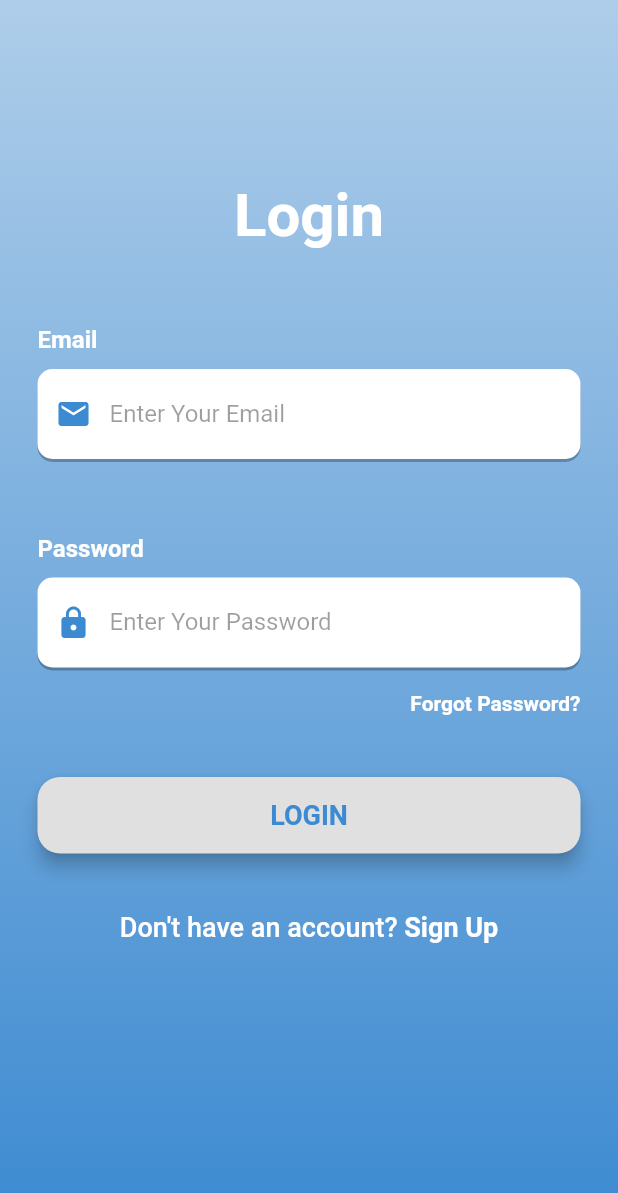
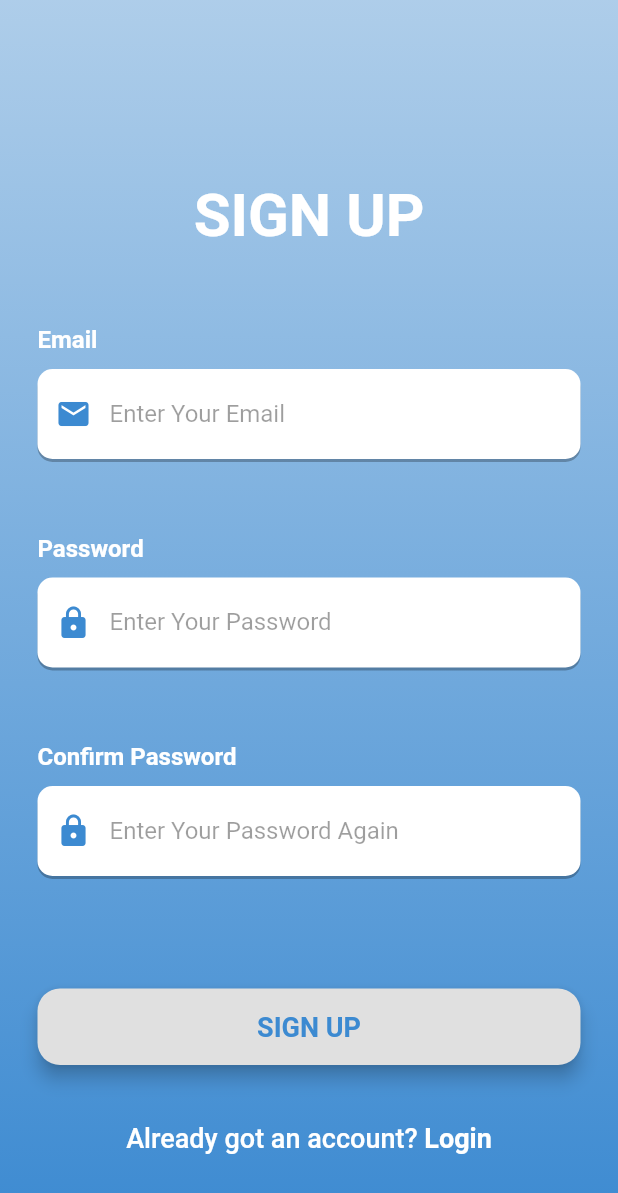
Before and after one commit to Hassangrey/CarWash, a Flutter app: the screen it shows after launch, on a phone screen of 412 x 824 dp. Shown: the top 1193 px of the screen. Run offline on Flutter 3.47's test engine with Material 2 defaults, Android fonts, the phone set to English and light mode, and no system bars; missing offline and left inert: flutter_session.

Commit message:
login sign up pages done

```diff
--- a/safacw/lib/Welcome Page/SignUpPage.dart
+++ /dev/null
@@ -1,102 +0,0 @@
-import 'package:flutter/material.dart';
-import 'package:safacw/Constants/appBarCustomized.dart';
-import 'package:safacw/Welcome%20Page/login_page.dart';
-import 'package:safacw/Welcome%20Page/login_screen.dart';
-
-import '../Details Page/DetailPageBar.dart';
-
-class SignUpPage extends StatefulWidget {
-  const SignUpPage({Key? key}) : super(key: key);
-  static const String id = '/SignUpPage';
-
-
-  @override
-  _SignUpPageState createState() => _SignUpPageState();
-}
-
-class _SignUpPageState extends State<SignUpPage> {
-  final _formKey = GlobalKey<FormState>();
-  TextEditingController _userTEC = TextEditingController();
-  TextEditingController _emailTEC = TextEditingController();
-  TextEditingController _passTEC = TextEditingController();
-
-
-
-
-  @override
-  Widget build(BuildContext context) {
-    return Scaffold(
-        body: Center(
-          child: Form(
-            key: _formKey,
-            child: SafeArea(
-              child: Column(
-                children: [
-                  DetailPageBar(tital: 'SIGN UP', onPress: () {}
-                  ),
-                  Text("Username"),
-                  TextFormField(
-                    controller: _userTEC,
-                    validator: (value) {
-                      if (value == null || value.isEmpty) {
-                        return 'Please enter some text';
-                      }
-                      return null;
-                    },
-                  ),
-                  SizedBox(
-                    height: 20,
-                  ),
-                  Text("Email"),
-                  TextFormField(
-                    controller: _emailTEC,
-                    validator: (value) {
-                      if (value == null || value.isEmpty) {
-                        return 'Please enter some text';
-                      }
-                      return null;
-                    },
-                  ),
-                  SizedBox(
-                    height: 20,
-                  ),
-                  Text("Password"),
-                  TextFormField(
-                    controller: _passTEC,
-                    validator: (value) {
-                      if (value == null || value.isEmpty) {
-                        return 'Please enter some text';
-                      }
-                      return null;
-                    },
-                  ),
-                  ElevatedButton(
-                    onPressed: () {
-                      var _userName = _userTEC.text;
-                      var _email = _emailTEC.text;
-                      var _pass = _passTEC.text;
-                      print("USER: $_userName  ||  EMAIL: $_email  || PASS: $_pass ");
-                      // Validate returns true if the form is valid, or false otherwise.
-                      if (_formKey.currentState!.validate()) {
-                        // If the form is valid, display a snackbar. In the real world,
-                        // you'd often call a server or save the information in a database.
-                        ScaffoldMessenger.of(context).showSnackBar(
-                          const SnackBar(content: Text('Processing Data')),
-                        );
-                      }
-                    },
-                    child: const Text('Submit'),
-                  ),
-                  ElevatedButton(
-                    child: Text('already have an account?'),
-                    onPressed: () {
-                      Navigator.popAndPushNamed(context, LoginScreen.id);
-                    },)
-                ],
-              ),
-            ),
-          ),
-        ));
-    ;
-  }
-}
--- a/safacw/lib/Welcome Page/WelcomePage.dart
+++ b/safacw/lib/Welcome Page/WelcomePage.dart
@@ -9,7 +9,7 @@ import '../serviceCard.dart';
 import 'LoginButton.dart';
 import 'SelectServiceText.dart';
 import 'ServicesCard.dart';
-import 'SignUpPage.dart';
+import 'signup_page.dart';
 import 'login_page.dart';
 
 class WelcomePage extends StatelessWidget {
--- a/safacw/lib/Welcome Page/login_screen.dart
+++ b/safacw/lib/Welcome Page/login_screen.dart
@@ -4,7 +4,7 @@ import 'dart:convert';
 
 
 import '../services/auth_service.dart';
-import 'SignUpPage.dart';
+import 'signup_page.dart';
 
 class LoginScreen extends StatefulWidget {
   const LoginScreen({Key? key}) : super(key: key);
--- /dev/null
+++ b/safacw/lib/Welcome Page/signup_page.dart
@@ -0,0 +1,354 @@
+import 'package:flutter/material.dart';
+import 'package:flutter/services.dart';
+import 'package:safacw/Welcome%20Page/login_screen.dart';
+import 'dart:convert';
+
+
+import '../services/auth_service.dart';
+import 'signup_page.dart';
+
+class SignUpPage extends StatefulWidget {
+  const SignUpPage({Key? key}) : super(key: key);
+  static const String id = '/SignUpPage';
+
+  @override
+  State<SignUpPage> createState() => _SignUpPageState();
+}
+
+class _SignUpPageState extends State<SignUpPage> {
+  final _formKey = GlobalKey<FormState>();
+
+  //WIDGETS
+  TextEditingController _emailTEC = TextEditingController();
+  TextEditingController _passTEC = TextEditingController();
+  TextEditingController _confirmPassTEC = TextEditingController();
+
+
+  Future<dynamic> getData(username, password) async {
+    var response = await AuthService.login(username, password);
+
+    if (response.statusCode == 200) {
+      final Map<String, dynamic> data = json.decode(response.body);
+      AuthService.setToken(data['access'], data['refresh']);
+      return "true";
+    } else {
+      final Map<String, dynamic> data = json.decode(response.body);
+
+      return data;
+    }
+  }
+
+  Widget buildEmail() {
+    return Column(
+      crossAxisAlignment: CrossAxisAlignment.start,
+      children: [
+        Text(
+          'Email',
+          style: TextStyle(
+            color: Colors.white,
+            fontSize: 16,
+            fontWeight: FontWeight.bold,
+          ),
+        ),
+        SizedBox(height: 10,),
+        Container(
+          alignment: Alignment.centerLeft,
+          decoration: BoxDecoration(
+              color: Colors.white,
+              borderRadius: BorderRadius.circular(10),
+              boxShadow: [
+                BoxShadow(
+                  color: Colors.black26,
+                  offset: Offset(0,2),
+                )
+              ]
+          ),
+          height: 60,
+          child: TextFormField(
+            controller: _emailTEC,
+            validator: (value) {
+              if (value == null || value.isEmpty) {
+                return 'Please enter your email';
+              }
+              return null;
+            },
+
+            style: TextStyle(
+              color: Colors.black87,
+            ),
+            decoration: InputDecoration(
+                border: InputBorder.none,
+                contentPadding: EdgeInsets.only(top: 14),
+                prefixIcon: Icon(
+                  Icons.email,
+                  color: Color(0xFF3c8ad1),
+                ),
+                hintText: 'Enter Your Email',
+                hintStyle: TextStyle(
+                  color: Colors.black38,
+                )
+            ),
+
+          ),
+        )
+      ],
+    );
+
+  }
+
+  Widget buildPassword() {
+    return Column(
+      crossAxisAlignment: CrossAxisAlignment.start,
+      children: [
+        Text(
+          'Password',
+          style: TextStyle(
+            color: Colors.white,
+            fontSize: 16,
+            fontWeight: FontWeight.bold,
+          ),
+        ),
+        SizedBox(height: 10,),
+        Container(
+          alignment: Alignment.centerLeft,
+          decoration: BoxDecoration(
+              color: Colors.white,
+              borderRadius: BorderRadius.circular(10),
+              boxShadow: [
+                BoxShadow(
+                  color: Colors.black26,
+                  offset: Offset(0,2),
+                )
+              ]
+          ),
+          height: 60,
+          child: TextFormField(
+            controller: _passTEC,
+            validator: (value) {
+              if (value == null || value.isEmpty) {
+                return 'Please enter your password';
+              }
+              return null;
+            },
+            obscureText: true,
+            style: TextStyle(
+              color: Colors.black87,
+            ),
+            decoration: InputDecoration(
+                border: InputBorder.none,
+                contentPadding: EdgeInsets.only(top: 14),
+                prefixIcon: Icon(
+                  Icons.lock,
+                  color: Color(0xFF3c8ad1),
+                ),
+                hintText: 'Enter Your Password',
+                hintStyle: TextStyle(
+                  color: Colors.black38,
+                )
+            ),
+
+          ),
+        )
+      ],
+    );
+
+  }
+
+  Widget buildConfirmPassword() {
+    return Column(
+      crossAxisAlignment: CrossAxisAlignment.start,
+      children: [
+        Text(
+          'Confirm Password',
+          style: TextStyle(
+            color: Colors.white,
+            fontSize: 16,
+            fontWeight: FontWeight.bold,
+          ),
+        ),
+        SizedBox(height: 10,),
+        Container(
+          alignment: Alignment.centerLeft,
+          decoration: BoxDecoration(
+              color: Colors.white,
+              borderRadius: BorderRadius.circular(10),
+              boxShadow: [
+                BoxShadow(
+                  color: Colors.black26,
+                  offset: Offset(0,2),
+                )
+              ]
+          ),
+          height: 60,
+          child: TextFormField(
+            controller: _confirmPassTEC,
+            validator: (value) {
+              if (value == null || value.isEmpty) {
+                return 'Please enter your password';
+              }
+              if (_passTEC.text != _confirmPassTEC.text) {
+                return 'The passwords do not match !';
+              }
+              return null;
+            },
+            obscureText: true,
+            style: TextStyle(
+              color: Colors.black87,
+            ),
+            decoration: InputDecoration(
+                border: InputBorder.none,
+                contentPadding: EdgeInsets.only(top: 14),
+                prefixIcon: Icon(
+                  Icons.lock,
+                  color: Color(0xFF3c8ad1),
+                ),
+                hintText: 'Enter Your Password Again',
+                hintStyle: TextStyle(
+                  color: Colors.black38,
+                )
+            ),
+
+          ),
+        )
+      ],
+    );
+
+  }
+
+
+  Widget buildSignUpBtn(){
+    return Container(
+      padding: EdgeInsets.symmetric(vertical: 25),
+      width: double.infinity,
+      child: RaisedButton(
+        elevation: 5,
+        onPressed: () {
+          var _email = _emailTEC.text;
+          var _pass = _passTEC.text;
+          if (_formKey.currentState!.validate()) {
+            // If the form is valid, display a snackbar. In the real world,
+            // you'd often call a server or save the information in a database.
+            var result = getData(_email, _pass).then((value) {
+              if (value == "true") {
+              } else {
+
+                // show error message from value variable
+              }
+            });
+          }
+
+        },
+        padding: EdgeInsets.all(15),
+        shape: RoundedRectangleBorder(
+          borderRadius: BorderRadius.circular(15),
+        ),
+        child: Text(
+          'SIGN UP',
+          style: TextStyle(
+            color: Color(0xFF3c8ad1),
+            fontSize: 18,
+            fontWeight: FontWeight.bold,
+
+          ),
+        ),
+      ),
+
+    );
+  }
+
+  Widget buildLoginBtn(Function() onPress) {
+    return FlatButton(
+      onPressed: onPress,
+      child: RichText(
+        text: TextSpan(
+            children: [
+              TextSpan(
+                text: 'Already got an account? ',
+                style: TextStyle(
+                  color: Colors.white,
+                  fontWeight: FontWeight.w500,
+                  fontSize: 18,
+                ),
+              ),
+              TextSpan(
+                  text: 'Login',
+                  style: TextStyle(
+                    color: Colors.white,
+                    fontWeight: FontWeight.bold,
+                    fontSize: 18,
+
+                  )
+              )
+            ]
+        ),
+      ),
+
+    );
+  }
+
+
+  @override
+  Widget build(BuildContext context) {
+    return Scaffold(
+      body: Form(
+        key: _formKey,
+        child: AnnotatedRegion<SystemUiOverlayStyle>(
+          value: SystemUiOverlayStyle.light,
+          child: GestureDetector(
+            child: Stack(
+              children: <Widget>[
+                Container(
+                  height: double.infinity,
+                  width: double.infinity,
+                  decoration: BoxDecoration(
+                      gradient: LinearGradient(
+                          begin: Alignment.topCenter,
+                          end: Alignment.bottomCenter,
+                          colors: [
+                            Color(0x663c8ad1),
+                            Color(0x993c8ad1),
+                            Color(0xCC3c8ad1),
+                            Color(0xFF3c8ad1),
+                          ])),
+                  child: SingleChildScrollView(
+                    physics: AlwaysScrollableScrollPhysics(),
+                    padding: EdgeInsets.symmetric(
+                      horizontal: 25,
+                      vertical: 120,
+                    ),
+                    child: Column(
+                      mainAxisAlignment: MainAxisAlignment.center,
+                      children: [
+                        Text(
+                          'SIGN UP',
+                          style: TextStyle(
+                            color: Colors.white,
+                            fontSize: 40,
+                            fontWeight: FontWeight.bold,
+                          ),
+                        ),
+                        SizedBox(height: 50),
+                        // Make widget
+                        buildEmail(),
+                        SizedBox(height: 50),
+                        buildPassword(),
+                        SizedBox(height: 50),
+                        buildConfirmPassword(),
+                        SizedBox(height: 50),
+                        buildSignUpBtn(),
+                        buildLoginBtn(() {
+                          Navigator.popAndPushNamed(context, LoginScreen.id);
+                        }),
+
+                      ],
+                    ),
+                  ),
+                ),
+              ],
+            ),
+          ),
+        ),
+      ),
+    );
+  }
+}
--- a/safacw/lib/main.dart
+++ b/safacw/lib/main.dart
@@ -8,7 +8,7 @@ import 'package:safacw/SliderMenu.dart';
 import 'package:safacw/Welcome%20Page/login_screen.dart';
 import 'package:safacw/screens/choose_provider_page.dart';
 import 'Models/Item.dart';
-import 'Welcome Page/SignUpPage.dart';
+import 'Welcome Page/signup_page.dart';
 import 'Welcome Page/WelcomePage.dart';
 import 'SettingsPage.dart';
 import 'package:safacw/morePage.dart';
@@ -22,7 +22,7 @@ class Safa extends StatelessWidget {
   Widget build(BuildContext context) {
     return MaterialApp(
       debugShowCheckedModeBanner: false,
-      initialRoute: LoginScreen.id,
+      initialRoute: SignUpPage.id,
       onGenerateRoute: onGenerateRoute,
     );
   }
--- a/safacw/lib/widgets/buildLoginScreens.dart
+++ /dev/null
@@ -1,3 +0,0 @@
-import 'package:flutter/material.dart';
-
-import '../Welcome Page/SignUpPage.dart';
```
